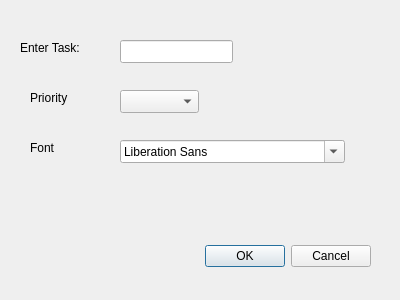
Old version of the form taskinputdialog.ui in the repository ImAliMoussa/ToDo.
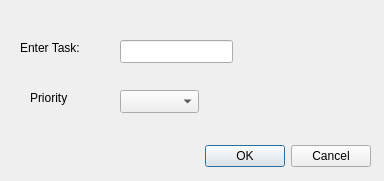
New version of the form.

The edit to the form file:
```diff
--- a/taskinputdialog.ui
+++ b/taskinputdialog.ui
@@ -6,8 +6,8 @@
    <rect>
     <x>0</x>
     <y>0</y>
-    <width>400</width>
-    <height>300</height>
+    <width>384</width>
+    <height>181</height>
    </rect>
   </property>
   <property name="windowTitle">
@@ -17,7 +17,7 @@
    <property name="geometry">
     <rect>
      <x>30</x>
-     <y>240</y>
+     <y>140</y>
      <width>341</width>
      <height>32</height>
     </rect>
@@ -75,29 +75,6 @@
     <string>Priority</string>
    </property>
   </widget>
-  <widget class="QFontComboBox" name="fontComboBox">
-   <property name="geometry">
-    <rect>
-     <x>120</x>
-     <y>140</y>
-     <width>225</width>
-     <height>23</height>
-    </rect>
-   </property>
-  </widget>
-  <widget class="QLabel" name="fontLabel">
-   <property name="geometry">
-    <rect>
-     <x>30</x>
-     <y>140</y>
-     <width>59</width>
-     <height>15</height>
-    </rect>
-   </property>
-   <property name="text">
-    <string>Font</string>
-   </property>
-  </widget>
  </widget>
  <resources/>
  <connections>
```
